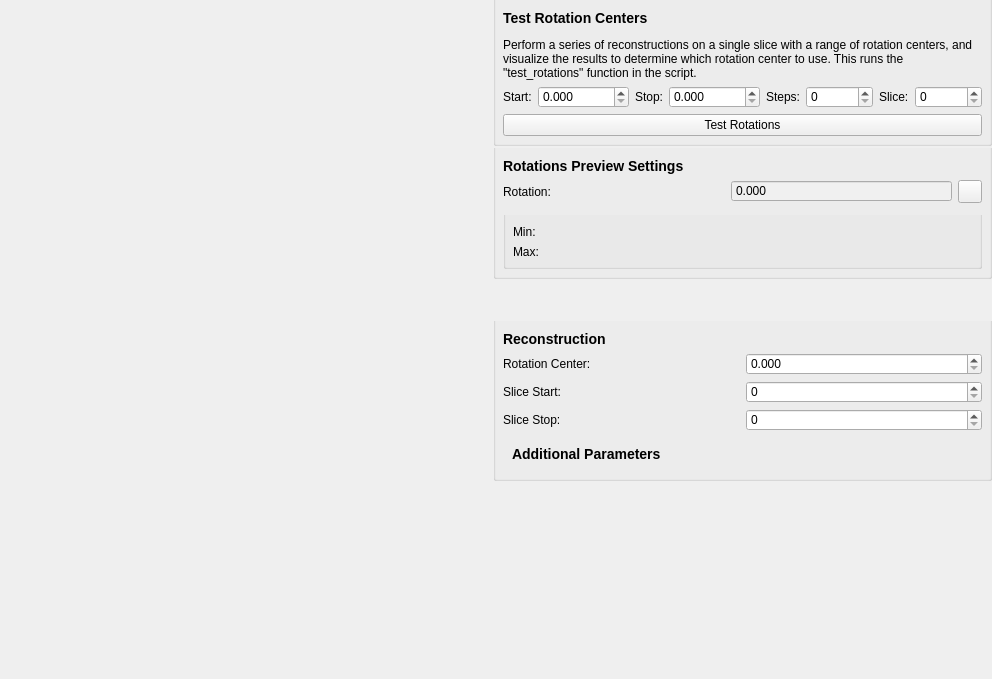
Above: tomviz/FxiWorkflowWidget.ui from OpenChemistry/tomviz before the change. Below: the same form after it.
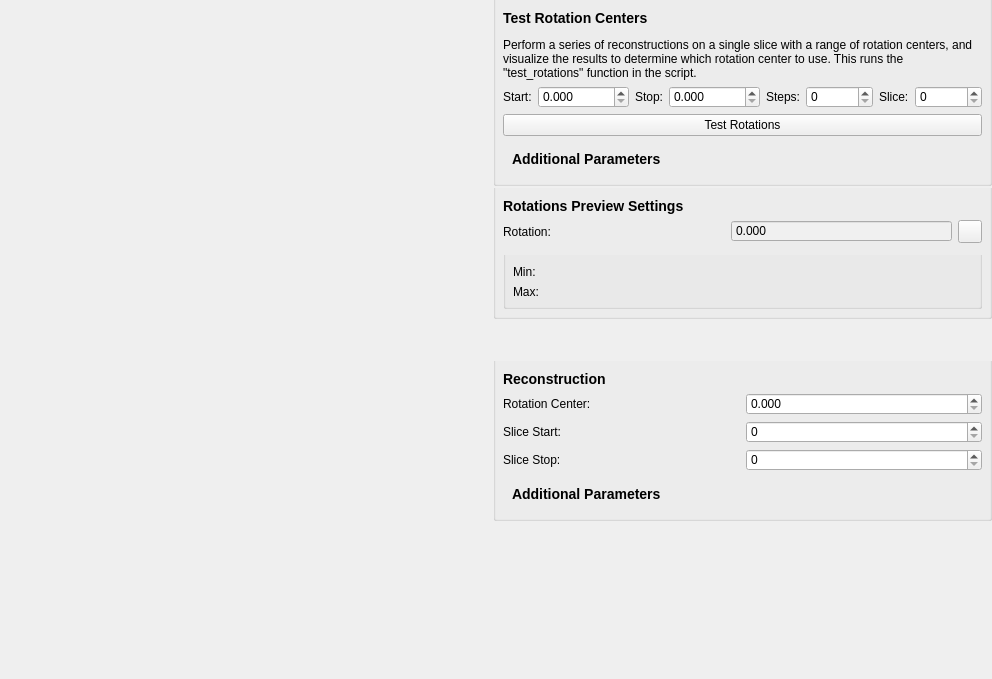
That is the form after the change. Icons and pictures are not drawn. Custom widgets are drawn as their Qt base class.

Commit message:
Allow extra test rotation parameters to be added
This allows extra test rotation parameter widgets to be added via the
`description.json` file and used in the `test_rotations()` function.

A parameter in the `description.json` is indicated to be a test
rotation parameter via a tag of "test_rotations". If this is the tag
for the parameter, it will be ignored for the regular `transform()`
function, and instead only be used in the `test_rotations()` function,
which is called by clicking the "Test Rotations" button in the widget.

What changed in the file:
```diff
--- a/tomviz/FxiWorkflowWidget.ui
+++ b/tomviz/FxiWorkflowWidget.ui
@@ -145,6 +145,31 @@
             </item>
            </layout>
           </item>
+          <item row="3" column="0">
+           <widget class="QWidget" name="testRotationsExtraParamsLayoutWidget" native="true">
+            <layout class="QGridLayout" name="testRotationsExtraParamsLayout">
+             <item row="0" column="0">
+              <widget class="QLabel" name="testRotationsExtraParamsLayoutLabel">
+               <property name="minimumSize">
+                <size>
+                 <width>450</width>
+                 <height>0</height>
+                </size>
+               </property>
+               <property name="mouseTracking">
+                <bool>true</bool>
+               </property>
+               <property name="text">
+                <string>&lt;html&gt;&lt;head/&gt;&lt;body&gt;&lt;p&gt;&lt;span style=&quot; font-size:large; font-weight:600;&quot;&gt;Additional Parameters&lt;/span&gt;&lt;/p&gt;&lt;/body&gt;&lt;/html&gt;</string>
+               </property>
+               <property name="wordWrap">
+                <bool>true</bool>
+               </property>
+              </widget>
+             </item>
+            </layout>
+           </widget>
+          </item>
           <item row="2" column="0">
            <widget class="QPushButton" name="testRotations">
             <property name="text">
```
Left out of the diff: 6 changed lines with no effect on the pictures. The commit also changes 1 other file.
